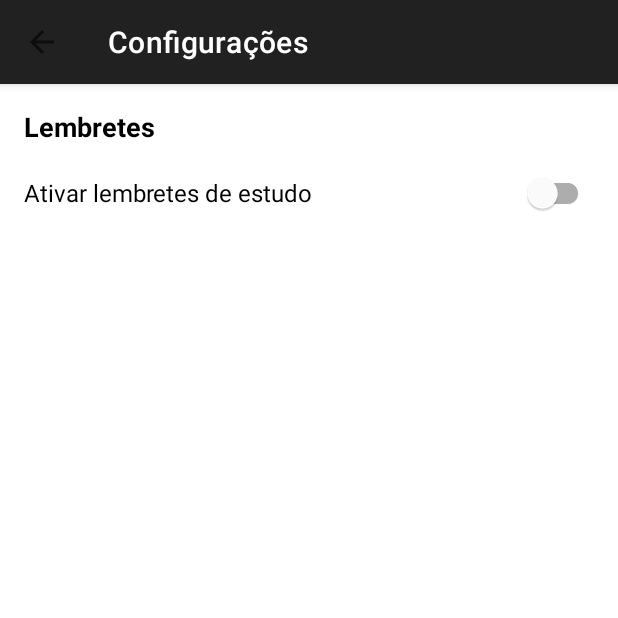
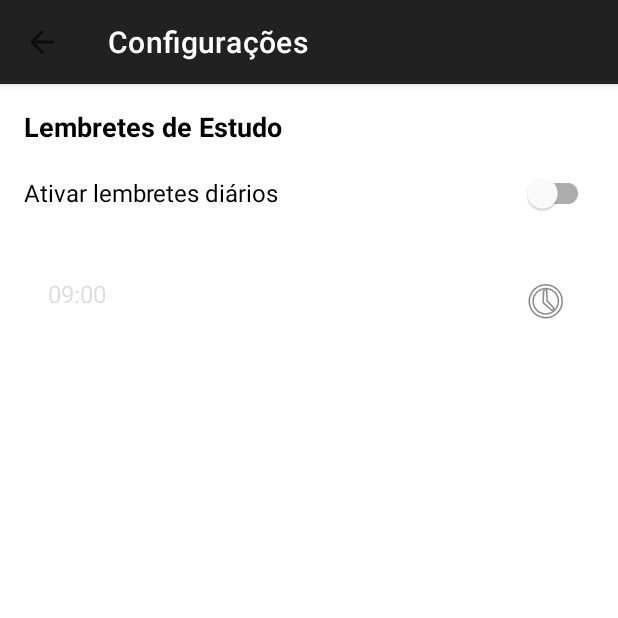
Before and after one commit to olinicker/revisa-ai-v2-academico, an Android app: the SettingsActivity screen opened directly, with no data from a screen before it, on a phone screen of 412 x 824 dp, the top half of it. Run offline under Robolectric (Android 15) with nearby library versions, the phone set to English and light mode, and no system bars.

Commit message:
consumo de API externa e adicionando TimePicker

```diff
--- a/app/build.gradle
+++ b/app/build.gradle
@@ -64,4 +64,9 @@ dependencies {
     testImplementation libs.junit
     androidTestImplementation libs.ext.junit
     androidTestImplementation libs.espresso.core
+
+    implementation 'com.squareup.retrofit2:retrofit:2.9.0'
+    implementation 'com.squareup.retrofit2:converter-gson:2.9.0'
+
+    implementation 'com.squareup.okhttp3:logging-interceptor:4.12.0'
 }
--- a/app/src/main/AndroidManifest.xml
+++ b/app/src/main/AndroidManifest.xml
@@ -76,6 +76,12 @@
         </activity>
 
         <activity
+            android:name=".activity.QuoteActivity"
+            android:exported="false"
+            android:label="Citação do Dia"
+            android:parentActivityName=".activity.MainActivity" />
+
+        <activity
             android:name=".activity.RegisterActivity"
             android:exported="false"
             android:parentActivityName=".activity.LoginActivity" />
--- a/app/src/main/java/br/edu/ifsuldeminas/mch/revisaai/activity/SettingsActivity.java
+++ b/app/src/main/java/br/edu/ifsuldeminas/mch/revisaai/activity/SettingsActivity.java
@@ -1,11 +1,15 @@
 package br.edu.ifsuldeminas.mch.revisaai.activity;
 
 import android.Manifest;
+import android.app.TimePickerDialog;
 import android.content.Context;
 import android.content.SharedPreferences;
 import android.content.pm.PackageManager;
 import android.os.Build;
 import android.os.Bundle;
+import android.util.Log;
+import android.view.View;
+import android.widget.TextView;
 import android.widget.Toast;
 
 import androidx.activity.result.ActivityResultLauncher;
@@ -13,11 +17,14 @@ import androidx.activity.result.contract.ActivityResultContracts;
 import androidx.appcompat.app.AppCompatActivity;
 import androidx.appcompat.widget.Toolbar;
 import androidx.core.content.ContextCompat;
+import androidx.work.ExistingPeriodicWorkPolicy;
 import androidx.work.PeriodicWorkRequest;
 import androidx.work.WorkManager;
 
 import com.google.android.material.switchmaterial.SwitchMaterial;
+import com.google.android.material.textfield.TextInputLayout;
 
+import java.util.Calendar;
 import java.util.concurrent.TimeUnit;
 
 import br.edu.ifsuldeminas.mch.revisaai.R;
@@ -26,20 +33,29 @@ import br.edu.ifsuldeminas.mch.revisaai.util.NotificationWorker;
 public class SettingsActivity extends AppCompatActivity {
 
     private SwitchMaterial switchReminder;
+    private TextView textViewReminderTime;
+    private TextInputLayout textInputLayoutReminderTime; // Referência ao TextInputLayout
     private SharedPreferences sharedPreferences;
 
     public static final String PREFS_NAME = "RevisaAiPrefs";
     public static final String REMINDER_KEY = "reminder_enabled";
+    public static final String REMINDER_HOUR_KEY = "reminder_hour";
+    public static final String REMINDER_MINUTE_KEY = "reminder_minute";
     private static final String REMINDER_WORK_TAG = "revisa_ai_reminder";
+
+    private int selectedHour;
+    private int selectedMinute;
+
     private final ActivityResultLauncher<String> requestPermissionLauncher =
             registerForActivityResult(new ActivityResultContracts.RequestPermission(), isGranted -> {
                 if (isGranted) {
-                    // Permissão concedida, agendar o lembrete
+                    // Permissão concedida, agendar o lembrete com o horário selecionado
                     scheduleReminder();
                 } else {
-                    // Permissão negada, desativar o switch
+                    // Permissão negada, desativar o switch e o campo de horário
                     Toast.makeText(this, "Permissão de notificação negada.", Toast.LENGTH_SHORT).show();
                     switchReminder.setChecked(false);
+                    textInputLayoutReminderTime.setEnabled(false);
                 }
             });
 
@@ -50,19 +66,32 @@ public class SettingsActivity extends AppCompatActivity {
 
         Toolbar toolbar = findViewById(R.id.toolbarSettings);
         setSupportActionBar(toolbar);
-        getSupportActionBar().setDisplayHomeAsUpEnabled(true);
+        if (getSupportActionBar() != null) {
+            getSupportActionBar().setDisplayHomeAsUpEnabled(true);
+        }
 
         sharedPreferences = getSharedPreferences(PREFS_NAME, Context.MODE_PRIVATE);
         switchReminder = findViewById(R.id.switchReminder);
+        textViewReminderTime = findViewById(R.id.textViewReminderTime);
+        textInputLayoutReminderTime = findViewById(R.id.textInputLayoutReminderTime);
 
+        // Carrega o estado do switch e o horário salvo
         boolean reminderEnabled = sharedPreferences.getBoolean(REMINDER_KEY, false);
         switchReminder.setChecked(reminderEnabled);
 
+        selectedHour = sharedPreferences.getInt(REMINDER_HOUR_KEY, 9); // Padrão: 9h
+        selectedMinute = sharedPreferences.getInt(REMINDER_MINUTE_KEY, 0); // Padrão: 00min
+        updateReminderTimeDisplay(); // Atualiza o TextView com o horário salvo
+
+        // Habilita/desabilita o campo de horário com base no switch
+        textInputLayoutReminderTime.setEnabled(reminderEnabled);
+
         switchReminder.setOnCheckedChangeListener((buttonView, isChecked) -> {
-            // Salva o estado no SharedPreferences imediatamente
             SharedPreferences.Editor editor = sharedPreferences.edit();
             editor.putBoolean(REMINDER_KEY, isChecked);
             editor.apply();
+
+            textInputLayoutReminderTime.setEnabled(isChecked); // Habilita/desabilita o campo de horário
 
             if (isChecked) {
                 askForNotificationPermission();
@@ -70,39 +99,80 @@ public class SettingsActivity extends AppCompatActivity {
                 cancelReminder();
             }
         });
+
+        textViewReminderTime.setOnClickListener(v -> showTimePickerDialog());
+    }
+
+    private void updateReminderTimeDisplay() {
+        // Formata o horário para exibição (ex: 09:00, 14:30)
+        String formattedTime = String.format("%02d:%02d", selectedHour, selectedMinute);
+        textViewReminderTime.setText(formattedTime);
+    }
+
+    private void showTimePickerDialog() {
+        TimePickerDialog timePickerDialog = new TimePickerDialog(this,
+                (view, hourOfDay, minute) -> {
+                    selectedHour = hourOfDay;
+                    selectedMinute = minute;
+                    updateReminderTimeDisplay(); // Atualiza o TextView
+                    saveReminderTime(); // Salva o novo horário
+                    // Se o lembrete estiver ativo, reagenda com o novo horário
+                    if (switchReminder.isChecked()) {
+                        scheduleReminder();
+                    }
+                }, selectedHour, selectedMinute, true); // true para formato 24h
+        timePickerDialog.show();
+    }
+
+    private void saveReminderTime() {
+        SharedPreferences.Editor editor = sharedPreferences.edit();
+        editor.putInt(REMINDER_HOUR_KEY, selectedHour);
+        editor.putInt(REMINDER_MINUTE_KEY, selectedMinute);
+        editor.apply();
     }
 
     private void askForNotificationPermission() {
         if (Build.VERSION.SDK_INT >= Build.VERSION_CODES.TIRAMISU) {
-            // Verifica se a permissão já foi concedida
             if (ContextCompat.checkSelfPermission(this, Manifest.permission.POST_NOTIFICATIONS) ==
                     PackageManager.PERMISSION_GRANTED) {
-                // Permissão já concedida, pode agendar
                 scheduleReminder();
             } else {
-                // Pede a permissão
                 requestPermissionLauncher.launch(Manifest.permission.POST_NOTIFICATIONS);
             }
         } else {
-            // Em versões mais antigas, a permissão é concedida na instalação
             scheduleReminder();
         }
     }
 
     private void scheduleReminder() {
+        // Calcula o atraso inicial até o próximo horário de notificação
+        Calendar now = Calendar.getInstance();
+        Calendar notificationTime = (Calendar) now.clone();
+        notificationTime.set(Calendar.HOUR_OF_DAY, selectedHour);
+        notificationTime.set(Calendar.MINUTE, selectedMinute);
+        notificationTime.set(Calendar.SECOND, 0);
+        notificationTime.set(Calendar.MILLISECOND, 0);
+
+        // Se o horário de notificação já passou hoje, agende para amanhã
+        if (notificationTime.before(now)) {
+            notificationTime.add(Calendar.DAY_OF_MONTH, 1);
+        }
+
+        long initialDelay = notificationTime.getTimeInMillis() - now.getTimeInMillis();
+
         // Cria uma tarefa periódica para ser executada a cada 24 horas
         PeriodicWorkRequest reminderRequest =
                 new PeriodicWorkRequest.Builder(NotificationWorker.class, 24, TimeUnit.HOURS)
-                        .setInitialDelay(24, TimeUnit.HOURS) // Opcional: Adia a primeira execução
+                        .setInitialDelay(initialDelay, TimeUnit.MILLISECONDS)
                         .build();
 
         // Agenda a tarefa com um nome único para evitar duplicação
         WorkManager.getInstance(this).enqueueUniquePeriodicWork(
                 REMINDER_WORK_TAG,
-                androidx.work.ExistingPeriodicWorkPolicy.REPLACE,
+                ExistingPeriodicWorkPolicy.REPLACE, // Usa REPLACE para atualizar o agendamento
                 reminderRequest);
 
-        Toast.makeText(this, "Lembretes diários ativados!", Toast.LENGTH_SHORT).show();
+        Toast.makeText(this, "Lembretes agendados para " + String.format("%02d:%02d", selectedHour, selectedMinute) + "!", Toast.LENGTH_SHORT).show();
     }
 
     private void cancelReminder() {
--- a/app/src/main/res/layout/activity_settings.xml
+++ b/app/src/main/res/layout/activity_settings.xml
@@ -30,7 +30,7 @@
         <TextView
             android:layout_width="wrap_content"
             android:layout_height="wrap_content"
-            android:text="Lembretes"
+            android:text="Lembretes de Estudo"
             android:textSize="18sp"
             android:textStyle="bold"
             android:textColor="@color/black"/>
@@ -39,9 +39,32 @@
             android:id="@+id/switchReminder"
             android:layout_width="match_parent"
             android:layout_height="wrap_content"
-            android:text="Ativar lembretes de estudo"
+            android:text="Ativar lembretes diários"
             android:textSize="16sp"
             android:layout_marginTop="8dp"/>
+
+        <!-- Novo campo para exibir e selecionar o horário -->
+        <com.google.android.material.textfield.TextInputLayout
+            android:id="@+id/textInputLayoutReminderTime"
+            android:layout_width="match_parent"
+            android:layout_height="wrap_content"
+            style="@style/Widget.MaterialComponents.TextInputLayout.OutlinedBox"
+            android:layout_marginTop="16dp"
+            android:enabled="false"> <!-- Inicialmente desabilitado, será habilitado com o switch -->
+
+            <TextView
+                android:id="@+id/textViewReminderTime"
+                android:layout_width="match_parent"
+                android:layout_height="wrap_content"
+                android:hint="Horário do Lembrete (HH:mm)"
+                android:padding="16dp"
+                android:background="@android:color/transparent"
+                android:drawableEnd="@android:drawable/ic_menu_recent_history"
+                android:focusable="false"
+                android:clickable="true"
+                android:inputType="none"
+                android:textSize="16sp"/>
+        </com.google.android.material.textfield.TextInputLayout>
 
     </LinearLayout>
 
--- a/app/src/main/res/menu/main_menu.xml
+++ b/app/src/main/res/menu/main_menu.xml
@@ -5,6 +5,11 @@
     <item
         android:id="@+id/action_goals"
         android:title="Minhas Metas"
+        app:showAsAction="never" />
+
+    <item
+        android:id="@+id/id_quotes"
+        android:title="Citação do Dia"
         app:showAsAction="never" />
 
     <item
```
Also changed, not shown: app/src/main/java/br/edu/ifsuldeminas/mch/revisaai/activity/MainActivity.java (+5 -2 lines), app/src/main/java/br/edu/ifsuldeminas/mch/revisaai/activity/QuoteActivity.java (added, +137 -0 lines), app/src/main/java/br/edu/ifsuldeminas/mch/revisaai/api/QuoteResponse.java (added, +48 -0 lines), app/src/main/java/br/edu/ifsuldeminas/mch/revisaai/api/QuoteService.java (added, +12 -0 lines), app/src/main/res/layout/activity_quote.xml (added, +95 -0 lines).
